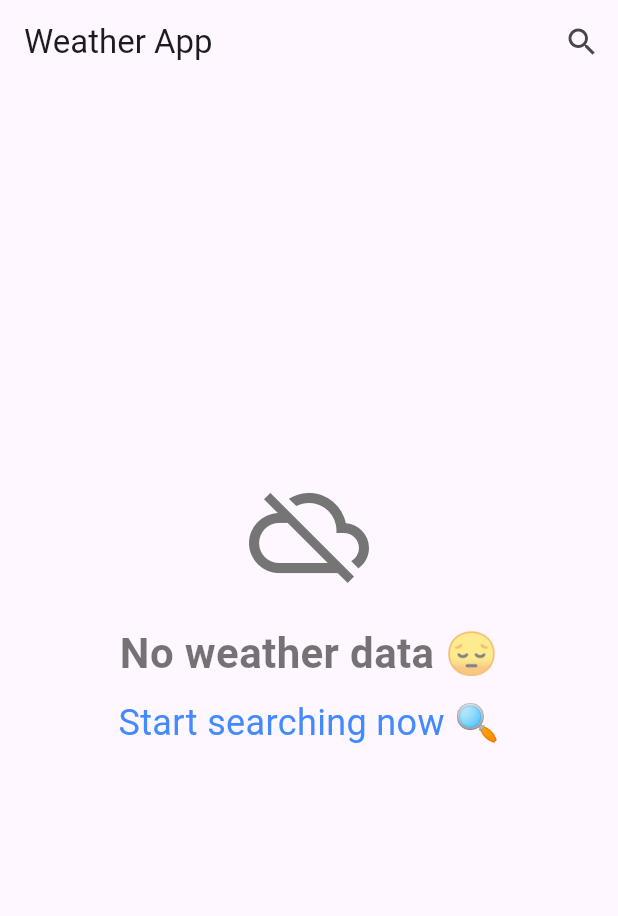
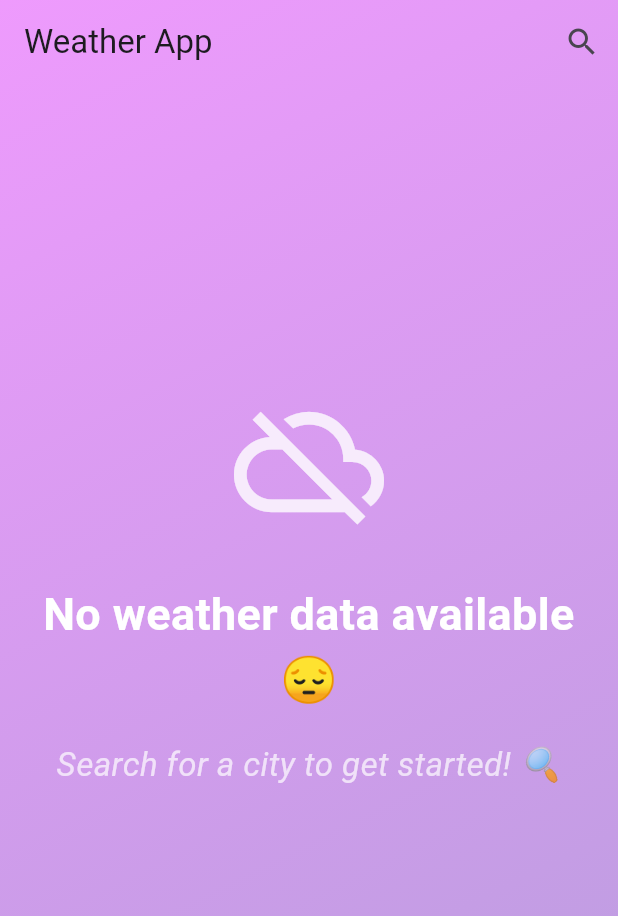
Before and after one commit to ReemAym/Flutter_task5, a Flutter app: the screen it shows after launch, on a phone screen of 412 x 824 dp. Shown: the top 916 px of the screen. Run offline on Flutter 3.47's test engine with Material 3 defaults, Android fonts, the phone set to English and light mode, and no system bars; our stand-ins replace dio, flutter_bloc.

Commit message:
Update no_weather_body.dart UI design

```diff
--- a/lib/widgets/no_weather_body.dart
+++ b/lib/widgets/no_weather_body.dart
@@ -1,5 +1,3 @@
-
-
 import 'package:flutter/material.dart';
 
 class NoWeatherBody extends StatelessWidget {
@@ -9,7 +7,18 @@ class NoWeatherBody extends StatelessWidget {
 
   @override
   Widget build(BuildContext context) {
-    return Padding(
+    return Container(
+      decoration: const BoxDecoration(
+        gradient: LinearGradient(
+          colors: [
+            Color.fromARGB(129, 223, 64, 251),
+            Color.fromARGB(120, 104, 58, 183)
+          ],
+          begin: Alignment.topLeft,
+          end: Alignment.bottomRight,
+        ),
+      ),
+      child: Padding(
         padding: const EdgeInsets.symmetric(horizontal: 16),
         child: Center(
           child: Column(
@@ -17,30 +26,48 @@ class NoWeatherBody extends StatelessWidget {
             children: [
               Icon(
                 Icons.cloud_off,
-              size: 80,
-              color: Colors.grey[600],
+                size: 100,
+                color: Colors.white.withOpacity(0.8),
+              ),
+              const SizedBox(height: 30),
+              const Text(
+                'No weather data available 😔',
+                style: TextStyle(
+                  fontSize: 30,
+                  fontWeight: FontWeight.bold,
+                  color: Colors.white,
+                ),
+                textAlign: TextAlign.center,
               ),
               const SizedBox(height: 20),
               const Text(
-              'No weather data 😔',
+                'Search for a city to get started! 🔍',
                 style: TextStyle(
-                fontSize: 28,
-                fontWeight: FontWeight.bold,
-                color: Colors.black54,
+                  fontSize: 22,
+                  color: Colors.white70,
+                  fontStyle: FontStyle.italic,
                 ),
                 textAlign: TextAlign.center,
               ),
-            const SizedBox(height: 10),
-            const Text(
-              'Start searching now 🔍',
-              style: TextStyle(
-                fontSize: 24,
-                color: Colors.blueAccent,
+              const SizedBox(height: 40),
+              // ElevatedButton.icon(
+              //   onPressed: () {
+              //     // Add your search functionality here
+              //   },
+              //   icon: const Icon(Icons.search),
+              //   label: const Text('Search Now'),
+              //   style: ElevatedButton.styleFrom(
+              //     primary: Colors.white.withOpacity(0.8),
+              //     onPrimary: Colors.deepPurple,
+              //     textStyle: const TextStyle(fontSize: 18),
+              //     padding: const EdgeInsets.symmetric(horizontal: 24, vertical: 12),
+              //     shape: RoundedRectangleBorder(
+              //       borderRadius: BorderRadius.circular(30),
+              //     ),
+              //   ),
+              // ),
+            ],
           ),
-              textAlign: TextAlign.center,
-            ),
-            const SizedBox(height: 10),
-          ],
         ),
       ),
     );
```
Lines whose indentation alone changed are shown as unchanged.
